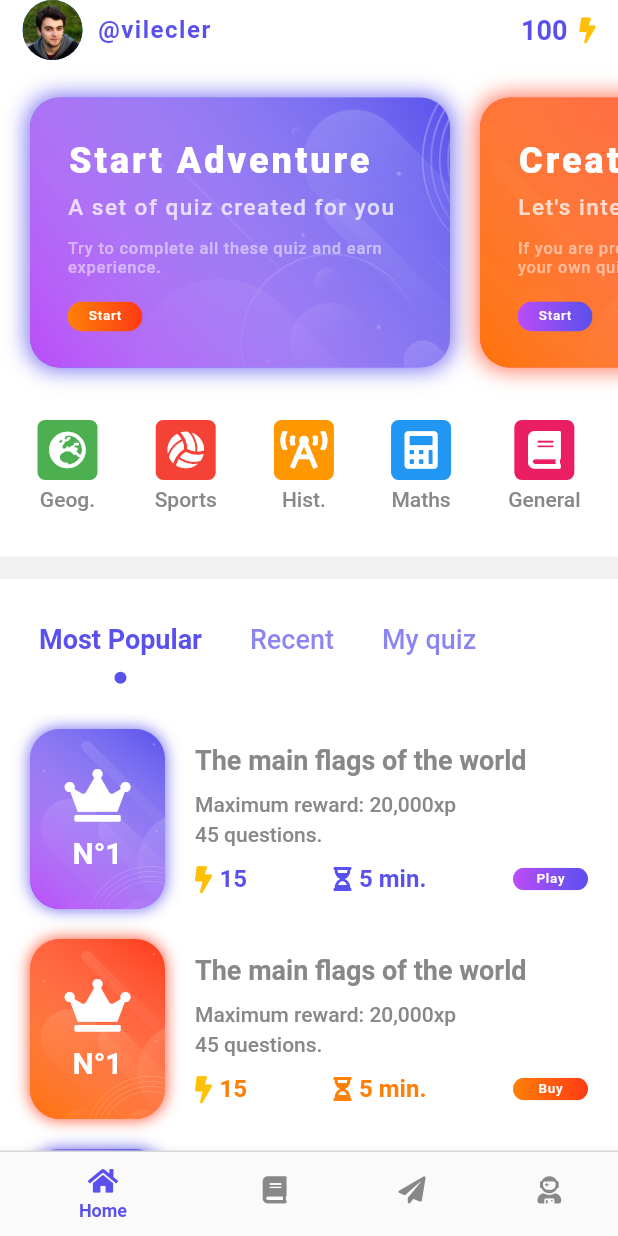
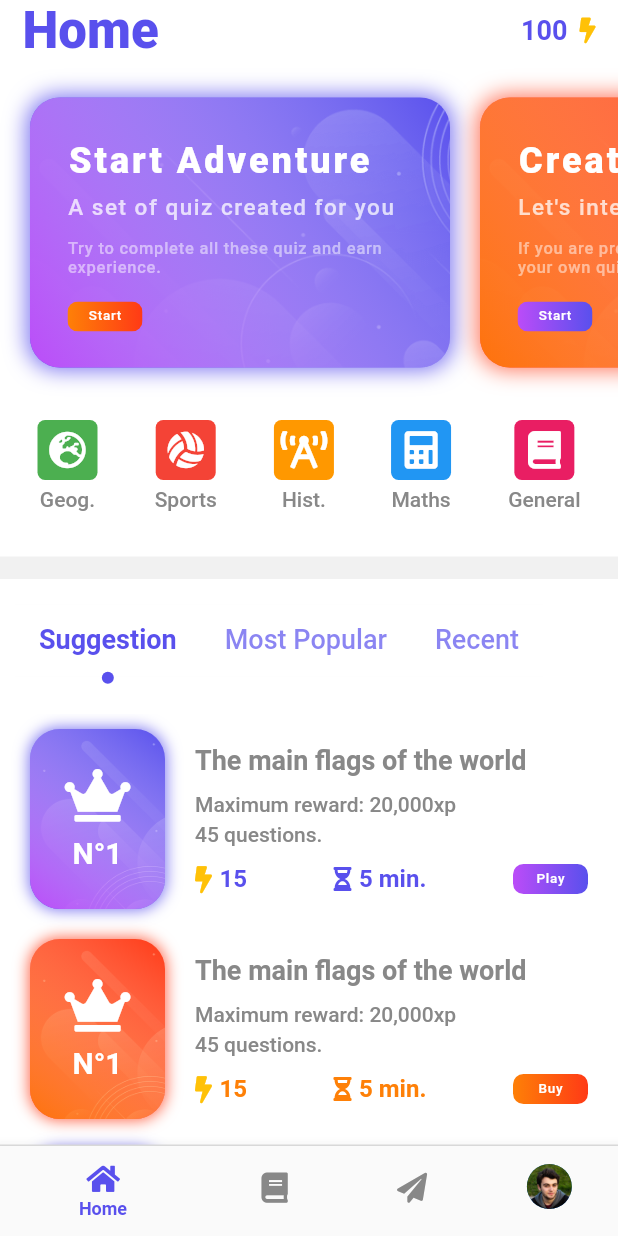
Before and after one commit to vilecler/kouizapp, a Flutter app: the screen it shows after launch, on a phone screen of 412 x 824 dp. Run offline on Flutter 3.47's test engine with Material 2 defaults, Android fonts, the phone set to English and light mode, and no system bars; our stand-ins replace font_awesome_flutter.

Commit message:
Fixing details in hompage

```diff
--- a/lib/pages/home.dart
+++ b/lib/pages/home.dart
@@ -34,9 +34,9 @@ class _HomePageState extends State<HomePage> with SingleTickerProviderStateMixin
 
 
   static const List<Tab> myTabs = <Tab>[
+    Tab(text: 'Suggestion'),
     Tab(text: 'Most Popular'),
     Tab(text: 'Recent'),
-    Tab(text: 'My quiz'),
   ];
 
   @override
@@ -49,19 +49,9 @@ class _HomePageState extends State<HomePage> with SingleTickerProviderStateMixin
           child: Row(
             mainAxisAlignment: MainAxisAlignment.spaceBetween,
             children: <Widget>[
-              Row(
-                children: <Widget>[
-                  CircleAvatar(
-                      backgroundImage: Image.asset('assets/images/profile_picture.png').image
-                  ),
-                  const Padding(
-                    padding: EdgeInsets.only(left: 10.0),
-                    child: Text(
-                        '@vilecler',
-                        style: TextStyle(fontSize: 16.0, fontWeight: FontWeight.w600, color: CustomColors.mainPurple, decoration: TextDecoration.none, letterSpacing: 1, fontFamily: 'Roboto')
-                    ),
-                  )
-                ],
+              Text(
+                'Home',
+                style: TextStyle(color: CustomColors.mainPurple, fontFamily: 'Roboto', fontWeight: FontWeight.w800, fontSize: 34.0),
               ),
               Row(
                 children: const <Widget>[
@@ -148,7 +138,7 @@ class _HomePageState extends State<HomePage> with SingleTickerProviderStateMixin
             controller: _tabTabController,
             children: <Widget>[
 
-              //Most Popular
+              //Suggestion
               Column(
                 children: [
                   QuizPresentaionPrimaryWidget(),
@@ -161,6 +151,18 @@ class _HomePageState extends State<HomePage> with SingleTickerProviderStateMixin
                   QuizPresentaionPrimaryWidget(),
                   QuizPresentaionPrimaryWidget(),
                   QuizPresentaionPrimaryWidget(),
+                  //ADD VIEW ALL
+                ],
+              ),
+
+              //Recent
+              Column(
+                children: [
+                  QuizPresentaionPrimaryWidget(),
+                  QuizPresentaionPrimaryWidget(),
+                  QuizPresentaionPrimaryWidget(),
+                  QuizPresentaionPrimaryWidget(),
+                  //ADD VIEW ALL
                 ],
               ),
 
@@ -170,17 +172,8 @@ class _HomePageState extends State<HomePage> with SingleTickerProviderStateMixin
                   QuizPresentaionPrimaryWidget(),
                   QuizPresentaionPrimaryWidget(),
                   QuizPresentaionPrimaryWidget(),
-                  QuizPresentaionPrimaryWidget()
-                ],
-              ),
-
-              //Most Popular
-              Column(
-                children: [
                   QuizPresentaionPrimaryWidget(),
-                  QuizPresentaionPrimaryWidget(),
-                  QuizPresentaionPrimaryWidget(),
-                  QuizPresentaionPrimaryWidget()
+                  //ADD VIEW ALL
                 ],
               ),
             ],
--- a/lib/widgets/quizpresentationprimarywidget.dart
+++ b/lib/widgets/quizpresentationprimarywidget.dart
@@ -132,7 +132,7 @@ class QuizPresentaionPrimaryWidget extends StatelessWidget {
                             ),
                           ],
                         ),
-                        SmallPrimaryButtonWidget(text: 'Play', height: 15.0, width: 50.0)
+                        SmallPrimaryButtonWidget(text: 'Play', height: 20.0, width: 50.0)
 
 
                       ]
--- a/lib/widgets/quizpresentationsecondarywidget.dart
+++ b/lib/widgets/quizpresentationsecondarywidget.dart
@@ -132,7 +132,7 @@ class QuizPresentaionSecondaryWidget extends StatelessWidget {
                             ),
                           ],
                         ),
-                        SmallSecondaryButtonWidget(text: 'Buy', height: 15.0, width: 50.0)
+                        SmallSecondaryButtonWidget(text: 'Buy', height: 20.0, width: 50.0)
 
 
                       ]
--- a/lib/widgets/smallprimarybutton.dart
+++ b/lib/widgets/smallprimarybutton.dart
@@ -16,7 +16,7 @@ class SmallPrimaryButtonWidget extends StatelessWidget  {
       height: height,
       width: width,
       child: ClipRRect(
-        borderRadius: BorderRadius.circular(10.0),
+        borderRadius: BorderRadius.circular(7.0),
         child: Stack(
           children: <Widget>[
             Positioned.fill(
--- a/lib/widgets/smallsecondarybutton.dart
+++ b/lib/widgets/smallsecondarybutton.dart
@@ -16,7 +16,7 @@ class SmallSecondaryButtonWidget extends StatelessWidget  {
       height: height,
       width: width,
       child: ClipRRect(
-        borderRadius: BorderRadius.circular(10.0),
+        borderRadius: BorderRadius.circular(7.0),
         child: Stack(
           children: <Widget>[
             Positioned.fill(
--- a/lib/widgets/tabbarwidget.dart
+++ b/lib/widgets/tabbarwidget.dart
@@ -53,7 +53,7 @@ class _TabBarWidgetState extends State<TabBarWidget> {
             color: CustomColors.fakeWhite,
         ),
         BottomNavigationBar(
-          items: const <BottomNavigationBarItem>[
+          items: <BottomNavigationBarItem>[
             BottomNavigationBarItem(
               icon: Padding(
                   padding: EdgeInsets.only(bottom: _icon_margin_bot_to_text),
@@ -78,7 +78,10 @@ class _TabBarWidgetState extends State<TabBarWidget> {
             BottomNavigationBarItem(
               icon: Padding(
                   padding: EdgeInsets.only(bottom: _icon_margin_bot_to_text),
-                  child: FaIcon(FontAwesomeIcons.userAstronaut)
+                  child: CircleAvatar(
+                    backgroundImage: Image.asset('assets/images/profile_picture.png').image,
+                    radius: 15,
+                  )
               ),
               label: 'Me',
             ),
@@ -88,7 +91,7 @@ class _TabBarWidgetState extends State<TabBarWidget> {
           unselectedItemColor: CustomColors.grey,
           backgroundColor: CustomColors.white,
           selectedLabelStyle: const TextStyle(fontSize: 12.0, fontWeight: FontWeight.w700, fontFamily: 'Roboto'),
-          iconSize: 18.0,
+          iconSize: 20.0,
           onTap: _onItemTapped,
         ),
       ]
```
